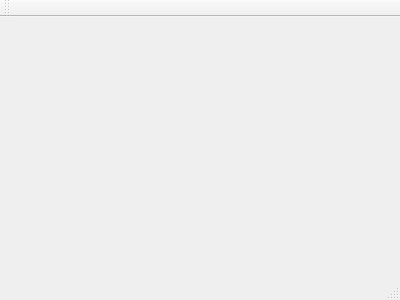
Old version of the form mainwindow.ui in the repository hbalint1/Pol.
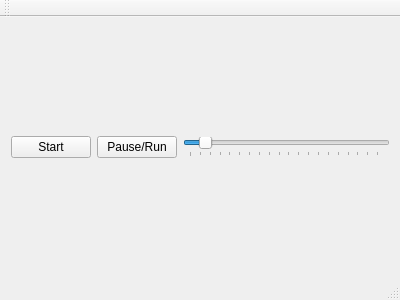
New version of the form.

What changed in the file:
```diff
--- a/mainwindow.ui
+++ b/mainwindow.ui
@@ -12,13 +12,81 @@
   <property name="windowTitle" >
    <string>MainWindow</string>
   </property>
-  <widget class="QMenuBar" name="menuBar" />
-  <widget class="QToolBar" name="mainToolBar" />
-  <widget class="QWidget" name="centralWidget" />
-  <widget class="QStatusBar" name="statusBar" />
+  <widget class="QWidget" name="centralWidget">
+   <widget class="QWidget" name="verticalLayoutWidget">
+    <property name="geometry">
+     <rect>
+      <x>0</x>
+      <y>0</y>
+      <width>401</width>
+      <height>261</height>
+     </rect>
+    </property>
+    <layout class="QVBoxLayout" name="verticalLayout">
+     <item>
+      <layout class="QHBoxLayout" name="horizontalLayout">
+       <item>
+        <widget class="QPushButton" name="startBtn">
+         <property name="text">
+          <string>Start</string>
+         </property>
+        </widget>
+       </item>
+       <item>
+        <widget class="QPushButton" name="pauseBtn">
+         <property name="text">
+          <string>Pause/Run</string>
+         </property>
+        </widget>
+       </item>
+       <item>
+        <widget class="QSlider" name="fpsSlider">
+         <property name="minimum">
+          <number>50</number>
+         </property>
+         <property name="maximum">
+          <number>2000</number>
+         </property>
+         <property name="value">
+          <number>200</number>
+         </property>
+         <property name="orientation">
+          <enum>Qt::Horizontal</enum>
+         </property>
+         <property name="tickPosition">
+          <enum>QSlider::TicksBelow</enum>
+         </property>
+         <property name="tickInterval">
+          <number>100</number>
+         </property>
+        </widget>
+       </item>
+      </layout>
+     </item>
+    </layout>
+   </widget>
+  </widget>
+  <widget class="QMenuBar" name="menuBar">
+   <property name="geometry">
+    <rect>
+     <x>0</x>
+     <y>0</y>
+     <width>400</width>
+     <height>21</height>
+    </rect>
+   </property>
+  </widget>
+  <widget class="QToolBar" name="mainToolBar">
+   <attribute name="toolBarArea">
+    <enum>TopToolBarArea</enum>
+   </attribute>
+   <attribute name="toolBarBreak">
+    <bool>false</bool>
+   </attribute>
+  </widget>
+  <widget class="QStatusBar" name="statusBar"/>
  </widget>
- <layoutDefault spacing="6" margin="11" />
- <pixmapfunction></pixmapfunction>
+ <layoutdefault spacing="6" margin="11"/>
  <resources/>
  <connections/>
 </ui>
```
Left out of the diff: 7 changed lines with no effect on the pictures.
